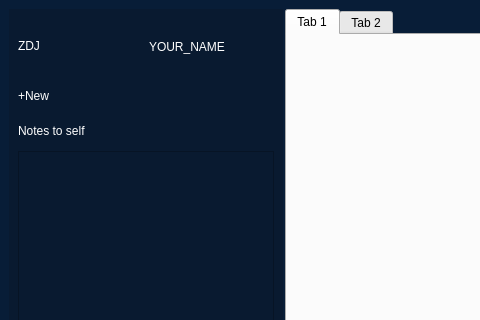
The window that ConvWindow.ui (malgorzatagwinner/NewDawn) describes before a commit, drawn with Qt 5; both pictures show x 0 to 480 and y 0 to 320 of the 800 by 600 pixel window.
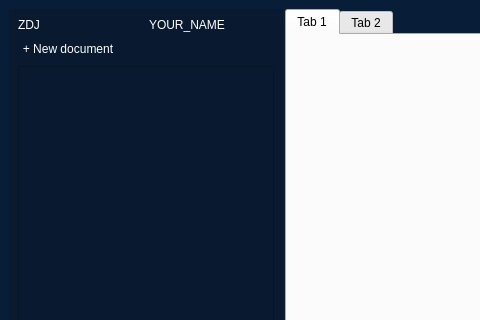
The same window after the commit.

What changed in the file:
```diff
--- a/ConvWindow.ui
+++ b/ConvWindow.ui
@@ -47,9 +47,7 @@
 	background-color: rgb(9, 26, 48);
 }</string>
         </property>
-        <layout class="QGridLayout" name="gridLayout">
-         <item row="0" column="0">
-          <layout class="QVBoxLayout" name="verticalLayout_3" stretch="2,1,1,15">
+        <layout class="QVBoxLayout" name="verticalLayout">
            <item>
             <layout class="QHBoxLayout" name="horizontalLayout_7">
              <item>
@@ -80,28 +78,34 @@
              </item>
             </layout>
            </item>
-           <item>
-            <widget class="QLabel" name="label_7">
+         <item alignment="Qt::AlignLeft">
+          <widget class="QPushButton" name="new_doc">
+           <property name="enabled">
+            <bool>true</bool>
+           </property>
+           <property name="sizePolicy">
+            <sizepolicy hsizetype="Maximum" vsizetype="Fixed">
+             <horstretch>0</horstretch>
+             <verstretch>0</verstretch>
+            </sizepolicy>
+           </property>
+           <property name="cursor">
+            <cursorShape>PointingHandCursor</cursorShape>
+           </property>
+           <property name="focusPolicy">
+            <enum>Qt::StrongFocus</enum>
+           </property>
              <property name="styleSheet">
-              <string notr="true">QLabel{
-	color: rgb(255, 255, 255);
+            <string notr="true">QPushButton{
+color: rgb(255, 255, 255);
 background-color: rgb(9, 26, 48);
 }</string>
              </property>
              <property name="text">
-              <string>+New</string>
-             </property>
-            </widget>
-           </item>
-           <item>
-            <widget class="QLabel" name="label_14">
-             <property name="styleSheet">
-              <string notr="true">QLabel{
-	color: rgb(255, 255, 255);
-}</string>
-             </property>
-             <property name="text">
-              <string>Notes to self</string>
+            <string notr="true">+ New document</string>
+           </property>
+           <property name="flat">
+            <bool>true</bool>
              </property>
             </widget>
            </item>
@@ -113,8 +117,6 @@
 }</string>
              </property>
             </widget>
-           </item>
-          </layout>
          </item>
         </layout>
        </widget>
```
Lines whose indentation alone changed are shown as unchanged.
